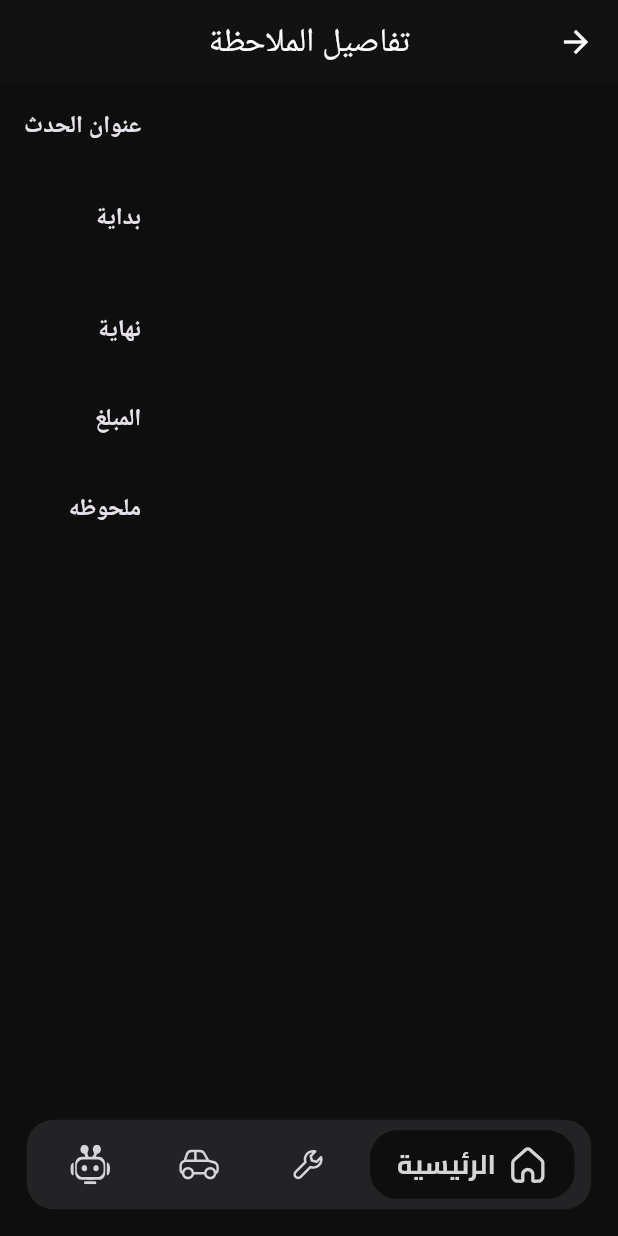
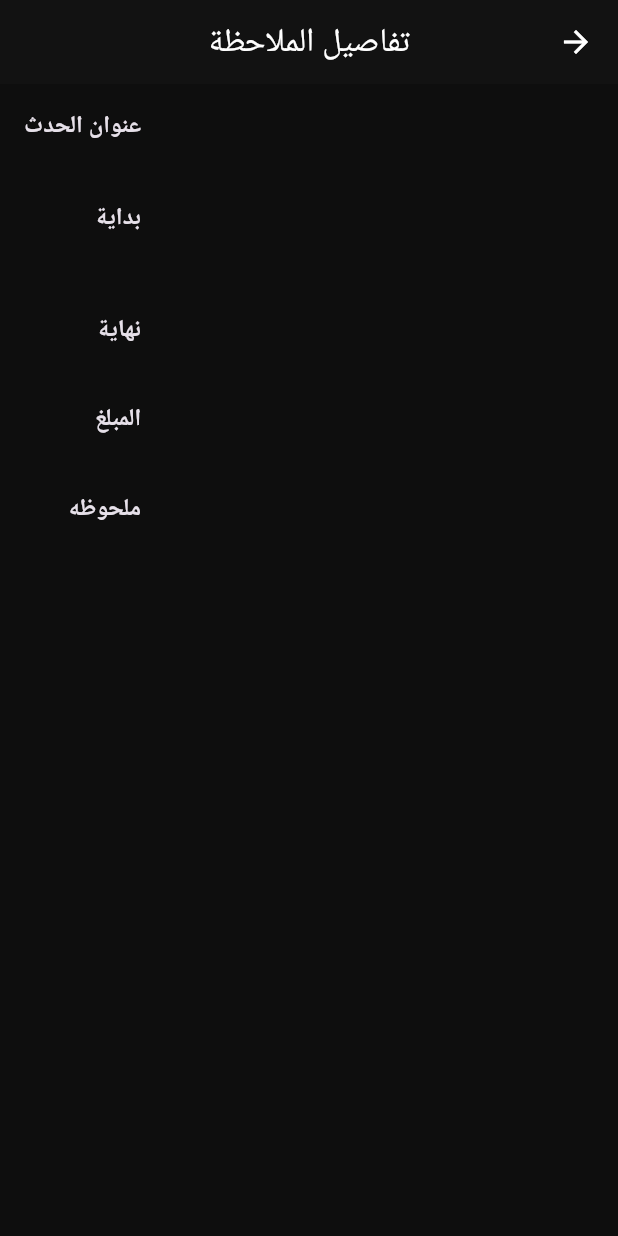
Before and after one commit to CarMate95/care_mate, a Flutter app: the NoteDetailsScreen screen opened directly, on a phone screen of 412 x 824 dp. Run offline on Flutter 3.47's test engine with Material 3 defaults, Android fonts, the phone set to English and light mode, and no system bars; drawn by our look-alikes of google_nav_bar; our stand-ins replace cached_network_image, dartz, dio, dotted_border, easy_localization, firebase_core and 11 more; accounts and stored records are empty; project files that could hold a hidden picture were left out.

Commit message:
update 2

```diff
--- a/lib/features/my_car/pages/NoteDetailsScreen.dart
+++ b/lib/features/my_car/pages/NoteDetailsScreen.dart
@@ -66,10 +66,7 @@ class NoteDetailsScreen extends StatelessWidget {
           ],
         ),
       ),
-     bottomNavigationBar: BlocProvider.value(
-  value: LayoutCubit.get(context),
-  child: const CustomLayoutButtonNavBar(),
-),
+
     );
   }
 }
```
Also changed, not shown: 4 other files.
